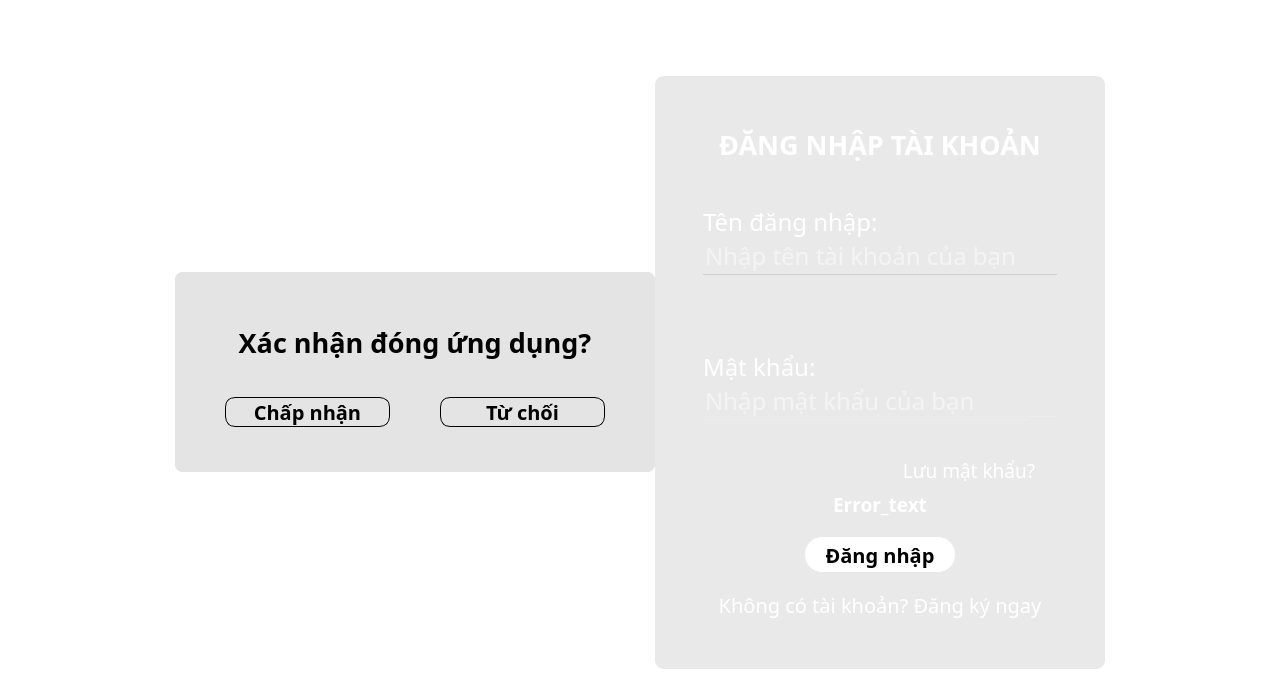
Before: the Qt Designer form UI_Files/Login_gui.ui in hoangm960/Astraea, drawn with Qt 5.
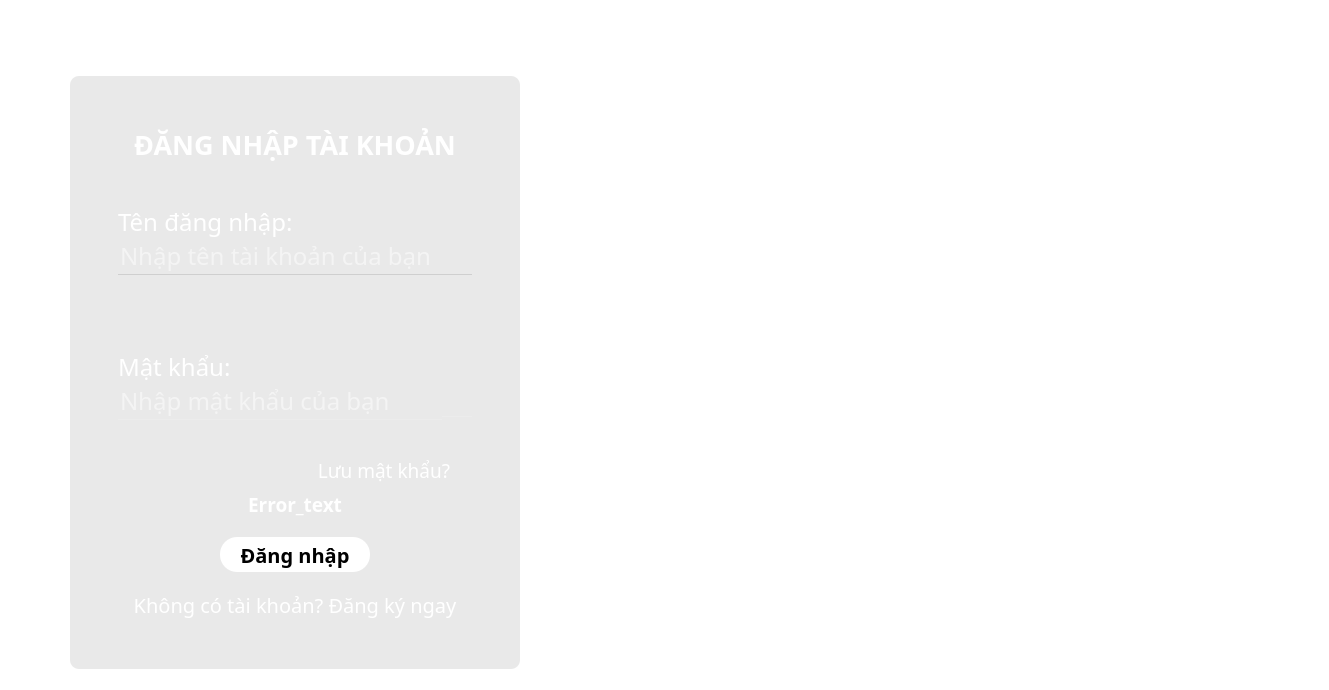
After: the same form once the commit is applied. The open tabs and pages were chosen to show the change. Icons and pictures are not drawn.

Diff of the .ui file:
```diff
--- a/UI_Files/Login_gui.ui
+++ b/UI_Files/Login_gui.ui
@@ -9,8 +9,8 @@
    <rect>
     <x>0</x>
     <y>0</y>
-    <width>1280</width>
-    <height>686</height>
+    <width>1329</width>
+    <height>690</height>
    </rect>
   </property>
   <property name="minimumSize">
@@ -122,7 +122,7 @@
            <number>0</number>
           </property>
           <property name="leftMargin">
-           <number>0</number>
+           <number>30</number>
           </property>
           <property name="topMargin">
            <number>10</number>
@@ -278,7 +278,7 @@
             </layout>
            </widget>
           </item>
-          <item>
+          <item alignment="Qt::AlignRight">
            <widget class="QLabel" name="label_15">
             <property name="font">
              <font>
@@ -293,13 +293,140 @@
 </string>
             </property>
             <property name="text">
-             <string>    Astraea - Giao diện tài khoản                                  </string>
+             <string>- Giao diện tài khoản                                  </string>
             </property>
             <property name="alignment">
              <set>Qt::AlignLeading|Qt::AlignLeft|Qt::AlignVCenter</set>
             </property>
            </widget>
           </item>
+          <item>
+           <widget class="QFrame" name="frame_2">
+            <property name="minimumSize">
+             <size>
+              <width>180</width>
+              <height>0</height>
+             </size>
+            </property>
+            <property name="maximumSize">
+             <size>
+              <width>180</width>
+              <height>16777215</height>
+             </size>
+            </property>
+            <property name="frameShape">
+             <enum>QFrame::StyledPanel</enum>
+            </property>
+            <property name="frameShadow">
+             <enum>QFrame::Raised</enum>
+            </property>
+            <layout class="QHBoxLayout" name="horizontalLayout_11">
+             <property name="spacing">
+              <number>0</number>
+             </property>
+             <property name="leftMargin">
+              <number>0</number>
+             </property>
+             <property name="topMargin">
+              <number>0</number>
+             </property>
+             <property name="rightMargin">
+              <number>0</number>
+             </property>
+             <property name="bottomMargin">
+              <number>0</number>
+             </property>
+             <item>
+              <widget class="QLabel" name="label_6">
+               <property name="maximumSize">
+                <size>
+                 <width>16777215</width>
+                 <height>16777215</height>
+                </size>
+               </property>
+               <property name="font">
+                <font>
+                 <family>Montserrat Semi Bold</family>
+                 <pointsize>25</pointsize>
+                 <weight>75</weight>
+                 <bold>true</bold>
+                </font>
+               </property>
+               <property name="styleSheet">
+                <string notr="true">color: rgb(255,255,255);</string>
+               </property>
+               <property name="text">
+                <string>TRAEA</string>
+               </property>
+              </widget>
+             </item>
+             <item>
+              <widget class="QFrame" name="frame_5">
+               <property name="minimumSize">
+                <size>
+                 <width>30</width>
+                 <height>55</height>
+                </size>
+               </property>
+               <property name="maximumSize">
+                <size>
+                 <width>30</width>
+                 <height>50</height>
+                </size>
+               </property>
+               <property name="font">
+                <font>
+                 <family>Montserrat Semi Bold</family>
+                 <pointsize>25</pointsize>
+                 <weight>75</weight>
+                 <bold>true</bold>
+                </font>
+               </property>
+               <property name="styleSheet">
+                <string notr="true">background: transparent;
+image: url(:/images/icons/nogo-01.png);</string>
+               </property>
+               <property name="frameShape">
+                <enum>QFrame::StyledPanel</enum>
+               </property>
+               <property name="frameShadow">
+                <enum>QFrame::Raised</enum>
+               </property>
+              </widget>
+             </item>
+             <item>
+              <widget class="QLabel" name="label_5">
+               <property name="minimumSize">
+                <size>
+                 <width>25</width>
+                 <height>0</height>
+                </size>
+               </property>
+               <property name="maximumSize">
+                <size>
+                 <width>25</width>
+                 <height>16777215</height>
+                </size>
+               </property>
+               <property name="font">
+                <font>
+                 <family>Montserrat Semi Bold</family>
+                 <pointsize>25</pointsize>
+                 <weight>75</weight>
+                 <bold>true</bold>
+                </font>
+               </property>
+               <property name="styleSheet">
+                <string notr="true">color: rgb(255,255,255);</string>
+               </property>
+               <property name="text">
+                <string>A</string>
+               </property>
+              </widget>
+             </item>
+            </layout>
+           </widget>
+          </item>
          </layout>
         </widget>
        </item>
@@ -347,7 +474,42 @@
           <property name="spacing">
            <number>0</number>
           </property>
-          <item row="0" column="2">
+          <item row="2" column="0">
+           <spacer name="horizontalSpacer_4">
+            <property name="orientation">
+             <enum>Qt::Horizontal</enum>
+            </property>
+            <property name="sizeHint" stdset="0">
+             <size>
+              <width>40</width>
+              <height>20</height>
+             </size>
+            </property>
+           </spacer>
+          </item>
+          <item row="2" column="3">
+           <widget class="QFrame" name="SpacerL">
+            <property name="minimumSize">
+             <size>
+              <width>50</width>
+              <height>0</height>
+             </size>
+            </property>
+            <property name="maximumSize">
+             <size>
+              <width>50</width>
+              <height>16777215</height>
+             </size>
+            </property>
+            <property name="frameShape">
+             <enum>QFrame::StyledPanel</enum>
+            </property>
+            <property name="frameShadow">
+             <enum>QFrame::Raised</enum>
+            </property>
+           </widget>
+          </item>
+          <item row="1" column="2">
            <spacer name="verticalSpacer_7">
             <property name="orientation">
              <enum>Qt::Vertical</enum>
@@ -360,7 +522,7 @@
             </property>
            </spacer>
           </item>
-          <item row="2" column="2">
+          <item row="3" column="2">
            <spacer name="verticalSpacer_8">
             <property name="orientation">
              <enum>Qt::Vertical</enum>
@@ -373,211 +535,7 @@
             </property>
            </spacer>
           </item>
-          <item row="1" column="2">
-           <widget class="QFrame" name="OkCancelFrame">
-            <property name="minimumSize">
-             <size>
-              <width>480</width>
-              <height>200</height>
-             </size>
-            </property>
-            <property name="maximumSize">
-             <size>
-              <width>16777215</width>
-              <height>200</height>
-             </size>
-            </property>
-            <property name="styleSheet">
-             <string notr="true">QFrame {
-	background-color: rgb(228, 228, 228);
-	border-radius: 8px;
-}</string>
-            </property>
-            <property name="frameShape">
-             <enum>QFrame::NoFrame</enum>
-            </property>
-            <property name="frameShadow">
-             <enum>QFrame::Raised</enum>
-            </property>
-            <layout class="QVBoxLayout" name="verticalLayout_10">
-             <property name="spacing">
-              <number>0</number>
-             </property>
-             <property name="leftMargin">
-              <number>0</number>
-             </property>
-             <property name="topMargin">
-              <number>0</number>
-             </property>
-             <property name="rightMargin">
-              <number>0</number>
-             </property>
-             <property name="bottomMargin">
-              <number>0</number>
-             </property>
-             <item>
-              <widget class="QFrame" name="frame_11">
-               <property name="maximumSize">
-                <size>
-                 <width>16777215</width>
-                 <height>16777215</height>
-                </size>
-               </property>
-               <property name="frameShape">
-                <enum>QFrame::StyledPanel</enum>
-               </property>
-               <property name="frameShadow">
-                <enum>QFrame::Raised</enum>
-               </property>
-               <layout class="QVBoxLayout" name="verticalLayout_11">
-                <property name="spacing">
-                 <number>0</number>
-                </property>
-                <property name="leftMargin">
-                 <number>0</number>
-                </property>
-                <property name="topMargin">
-                 <number>40</number>
-                </property>
-                <property name="rightMargin">
-                 <number>0</number>
-                </property>
-                <property name="bottomMargin">
-                 <number>0</number>
-                </property>
-                <item>
-                 <widget class="QLabel" name="label_2">
-                  <property name="font">
-                   <font>
-                    <family>Montserrat</family>
-                    <pointsize>20</pointsize>
-                    <weight>75</weight>
-                    <bold>true</bold>
-                   </font>
-                  </property>
-                  <property name="styleSheet">
-                   <string notr="true">background: transparent;
-color: rgb(0, 0, 0);</string>
-                  </property>
-                  <property name="text">
-                   <string>Xác nhận đóng ứng dụng?</string>
-                  </property>
-                  <property name="alignment">
-                   <set>Qt::AlignCenter</set>
-                  </property>
-                 </widget>
-                </item>
-               </layout>
-              </widget>
-             </item>
-             <item>
-              <widget class="QFrame" name="frame_10">
-               <property name="frameShape">
-                <enum>QFrame::StyledPanel</enum>
-               </property>
-               <property name="frameShadow">
-                <enum>QFrame::Raised</enum>
-               </property>
-               <layout class="QHBoxLayout" name="horizontalLayout_8">
-                <property name="spacing">
-                 <number>50</number>
-                </property>
-                <property name="leftMargin">
-                 <number>50</number>
-                </property>
-                <property name="topMargin">
-                 <number>0</number>
-                </property>
-                <property name="rightMargin">
-                 <number>50</number>
-                </property>
-                <property name="bottomMargin">
-                 <number>20</number>
-                </property>
-                <item>
-                 <widget class="QPushButton" name="Deny">
-                  <property name="font">
-                   <font>
-                    <family>Montserrat</family>
-                    <pointsize>15</pointsize>
-                    <weight>75</weight>
-                    <italic>false</italic>
-                    <bold>true</bold>
-                   </font>
-                  </property>
-                  <property name="toolTip">
-                   <string/>
-                  </property>
-                  <property name="styleSheet">
-                   <string notr="true">QPushButton {
-border-radius:10;
-	border-color: rgb(0, 0, 0);
-	border : 1px solid ;
-}
-QPushButton:hover {
-	background-color: rgb(0, 0, 0);
-	color: rgb(255, 255, 255);
-}</string>
-                  </property>
-                  <property name="text">
-                   <string> Từ chối </string>
-                  </property>
-                  <property name="shortcut">
-                   <string>Esc</string>
-                  </property>
-                  <property name="checkable">
-                   <bool>true</bool>
-                  </property>
-                  <property name="checked">
-                   <bool>true</bool>
-                  </property>
-                  <property name="autoRepeat">
-                   <bool>false</bool>
-                  </property>
-                  <property name="autoExclusive">
-                   <bool>true</bool>
-                  </property>
-                 </widget>
-                </item>
-                <item>
-                 <widget class="QPushButton" name="Accept">
-                  <property name="minimumSize">
-                   <size>
-                    <width>0</width>
-                    <height>0</height>
-                   </size>
-                  </property>
-                  <property name="font">
-                   <font>
-                    <family>Montserrat</family>
-                    <pointsize>15</pointsize>
-                    <weight>75</weight>
-                    <bold>true</bold>
-                   </font>
-                  </property>
-                  <property name="styleSheet">
-                   <string notr="true">QPushButton {
-border-radius:10;
-	border-color: rgb(0, 0, 0);
-	border : 1px solid ;
-}
-QPushButton:hover {
-	background-color: rgb(0, 0, 0);
-	color: rgb(255, 255, 255);
-}</string>
-                  </property>
-                  <property name="text">
-                   <string> Chấp nhận </string>
-                  </property>
-                 </widget>
-                </item>
-               </layout>
-              </widget>
-             </item>
-            </layout>
-           </widget>
-          </item>
-          <item row="1" column="1" alignment="Qt::AlignLeft">
+          <item row="2" column="1" alignment="Qt::AlignLeft">
            <widget class="QFrame" name="frame_4">
             <property name="minimumSize">
              <size>
@@ -587,7 +545,7 @@
             </property>
             <property name="maximumSize">
              <size>
-              <width>16777215</width>
+              <width>450</width>
               <height>16777215</height>
              </size>
             </property>
@@ -635,7 +593,7 @@
                 <enum>QFrame::Raised</enum>
                </property>
                <property name="currentIndex">
-                <number>1</number>
+                <number>0</number>
                </property>
                <widget class="QWidget" name="SignIn_Page">
                 <property name="sizePolicy">
@@ -2552,18 +2510,8 @@
             </layout>
            </widget>
           </item>
-          <item row="1" column="0">
-           <widget class="QFrame" name="HorizontalSpacer_R">
-            <property name="frameShape">
-             <enum>QFrame::StyledPanel</enum>
-            </property>
-            <property name="frameShadow">
-             <enum>QFrame::Raised</enum>
-            </property>
-           </widget>
-          </item>
-          <item row="1" column="3">
-           <widget class="QFrame" name="HorizontalSpacer_L">
+          <item row="0" column="2">
+           <widget class="QFrame" name="frame_3">
             <property name="frameShape">
              <enum>QFrame::StyledPanel</enum>
             </property>
```
Left out of the diff: 162 changed lines with no effect on the pictures.
